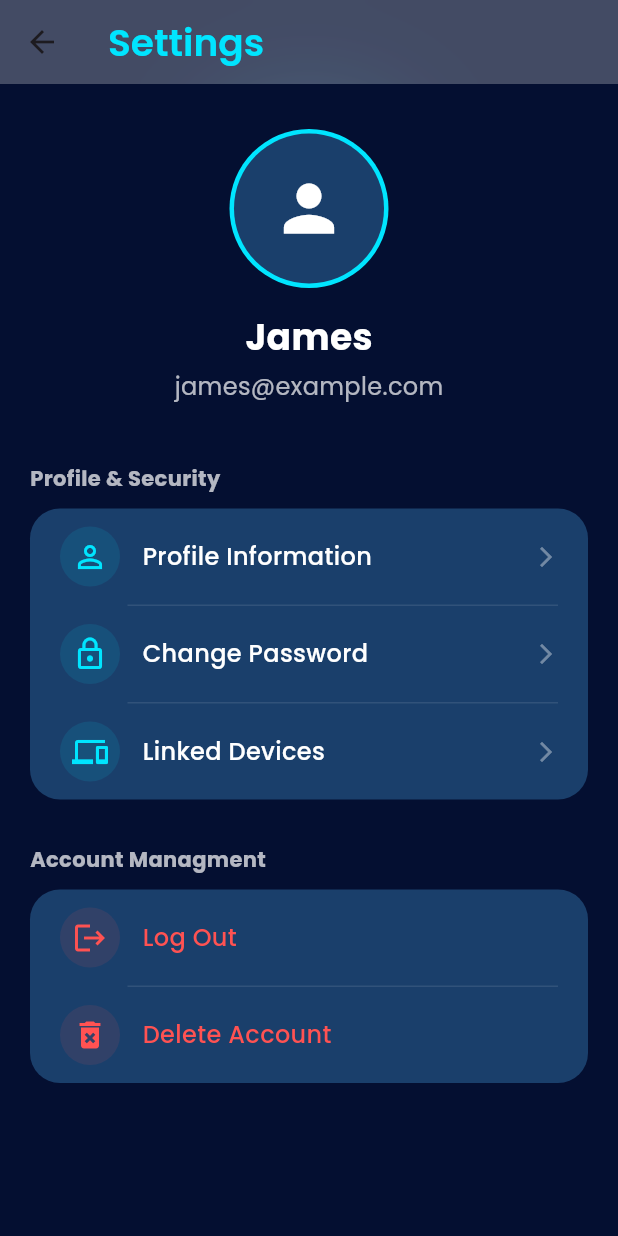
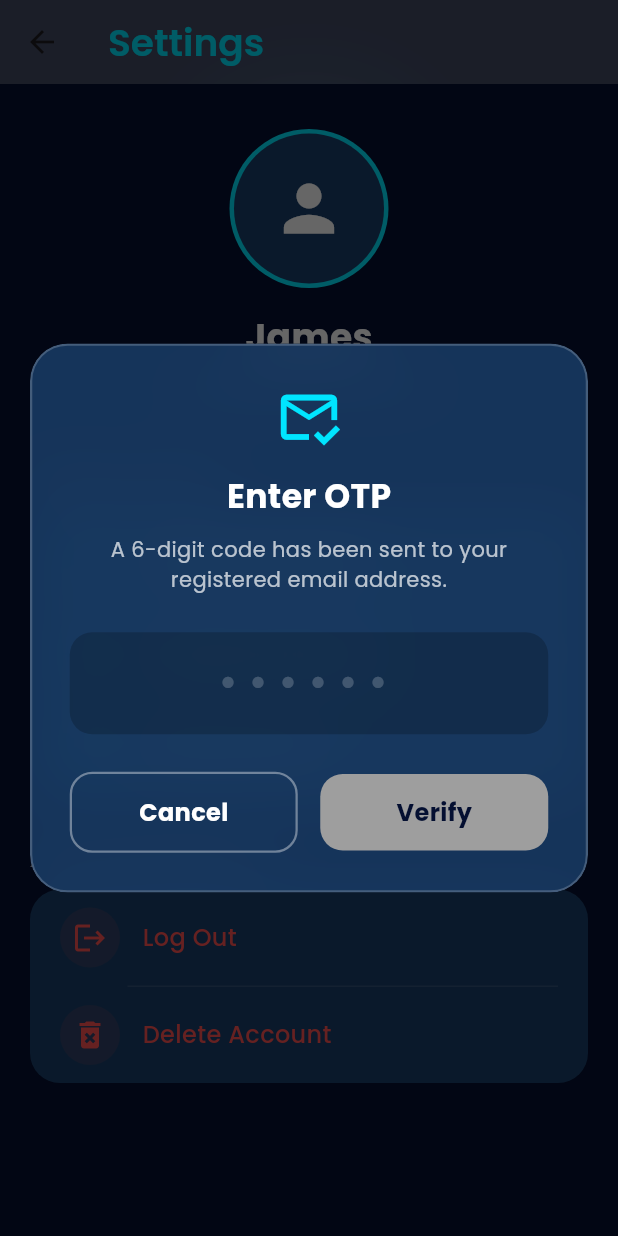
Before and after one commit to RyanGKC/TemanU, a Flutter app: the SettingsPage screen opened directly, after a tap on "Change Password", on a phone screen of 412 x 824 dp. Run offline on Flutter 3.47's test engine with Material 3 defaults, Android fonts, the phone set to English and light mode, and no system bars.

Commit message:
Added change password dialog

```diff
--- /dev/null
+++ b/lib/changePassword.dart
@@ -0,0 +1,262 @@
+// WIDGET: Stateful Change Password Dialog
+import 'dart:ui';
+
+import 'package:flutter/material.dart';
+
+class ChangePasswordDialog extends StatefulWidget {
+  const ChangePasswordDialog({super.key});
+
+  @override
+  State<ChangePasswordDialog> createState() => _ChangePasswordDialogState();
+}
+
+class _ChangePasswordDialogState extends State<ChangePasswordDialog> {
+  // 0 = OTP Step, 1 = New Password Step
+  int _currentStep = 0;
+
+  final _formKey = GlobalKey<FormState>();
+
+  final TextEditingController _otpController = TextEditingController();
+  final TextEditingController _newPasswordController = TextEditingController();
+  final TextEditingController _confirmPasswordController = TextEditingController();
+
+  bool _obscureNewPass = true;
+  bool _obscureConfirmPass = true;
+  bool _isLoading = false;
+
+  @override
+  void dispose() {
+    _otpController.dispose();
+    _newPasswordController.dispose();
+    _confirmPasswordController.dispose();
+    super.dispose();
+  }
+
+  void _verifyOtp() {
+    if (_otpController.text.length == 6) {
+      // Simulate network request to verify OTP
+      setState(() => _isLoading = true);
+      Future.delayed(const Duration(seconds: 1), () {
+        setState(() {
+          _isLoading = false;
+          _currentStep = 1; // Move to password step
+        });
+      });
+    }
+  }
+
+  void _saveNewPassword() {
+    if (_formKey.currentState!.validate()) {
+      setState(() => _isLoading = true);
+      // Simulate saving to backend
+      Future.delayed(const Duration(seconds: 1), () {
+        setState(() => _isLoading = false);
+        Navigator.pop(context); // Close dialog on success
+        ScaffoldMessenger.of(context).showSnackBar(
+          const SnackBar(
+            content: Text("Password updated successfully!"),
+            backgroundColor: Color(0xff00E5FF),
+          ),
+        );
+      });
+    }
+  }
+
+  @override
+  Widget build(BuildContext context) {
+    return Dialog(
+      backgroundColor: Colors.transparent,
+      elevation: 0,
+      insetPadding: const EdgeInsets.symmetric(horizontal: 20),
+      child: ClipRRect(
+        borderRadius: BorderRadius.circular(25),
+        child: BackdropFilter(
+          filter: ImageFilter.blur(sigmaX: 20, sigmaY: 20),
+          child: Container(
+            padding: const EdgeInsets.all(25),
+            decoration: BoxDecoration(
+              color: const Color(0xff1A3F6B).withValues(alpha: 0.8),
+              borderRadius: BorderRadius.circular(25),
+              border: Border.all(color: Colors.white.withValues(alpha: 0.2), width: 1.5),
+            ),
+            // AnimatedSwitcher gives a smooth crossfade between the two steps
+            child: AnimatedSwitcher(
+              duration: const Duration(milliseconds: 300),
+              child: _currentStep == 0 ? _buildOtpStep() : _buildPasswordStep(),
+            ),
+          ),
+        ),
+      ),
+    );
+  }
+
+  // --- STEP 1: OTP VIEW ---
+  Widget _buildOtpStep() {
+    return Column(
+      key: const ValueKey("OtpStep"),
+      mainAxisSize: MainAxisSize.min,
+      children: [
+        const Icon(Icons.mark_email_read_outlined, color: Color(0xff00E5FF), size: 45),
+        const SizedBox(height: 15),
+        const Text(
+          "Enter OTP",
+          style: TextStyle(color: Colors.white, fontSize: 22, fontWeight: FontWeight.bold),
+        ),
+        const SizedBox(height: 10),
+        const Text(
+          "A 6-digit code has been sent to your registered email address.",
+          textAlign: TextAlign.center,
+          style: TextStyle(color: Colors.white70, fontSize: 14),
+        ),
+        const SizedBox(height: 25),
+
+        // OTP Input Field
+        TextField(
+          controller: _otpController,
+          keyboardType: TextInputType.number,
+          maxLength: 6,
+          textAlign: TextAlign.center,
+          style: const TextStyle(color: Colors.white, fontSize: 24, letterSpacing: 8, fontWeight: FontWeight.bold),
+          decoration: InputDecoration(
+            counterText: "", // Hides the 0/6 counter
+            hintText: "••••••",
+            hintStyle: TextStyle(color: Colors.white.withValues(alpha: 0.2)),
+            filled: true,
+            fillColor: Colors.black.withValues(alpha: 0.2),
+            border: OutlineInputBorder(borderRadius: BorderRadius.circular(15), borderSide: BorderSide.none),
+          ),
+          onChanged: (val) {
+            if (val.length == 6) {
+              FocusScope.of(context).unfocus(); // Auto dismiss keyboard
+            }
+          },
+        ),
+
+        const SizedBox(height: 25),
+        _buildDialogButtons(
+          primaryText: "Verify",
+          onPrimaryPressed: _otpController.text.length == 6 ? _verifyOtp : null,
+        ),
+      ],
+    );
+  }
+
+  // --- STEP 2: NEW PASSWORD VIEW ---
+  Widget _buildPasswordStep() {
+    return Form(
+      key: _formKey,
+      child: Column(
+        key: const ValueKey("PasswordStep"),
+        mainAxisSize: MainAxisSize.min,
+        children: [
+          const Icon(Icons.lock_reset, color: Color(0xff00E5FF), size: 45),
+          const SizedBox(height: 15),
+          const Text(
+            "New Password",
+            style: TextStyle(color: Colors.white, fontSize: 22, fontWeight: FontWeight.bold),
+          ),
+          const SizedBox(height: 25),
+
+          // New Password Field
+          _buildPasswordField(
+            controller: _newPasswordController,
+            label: "New Password",
+            obscure: _obscureNewPass,
+            onToggleObscure: () => setState(() => _obscureNewPass = !_obscureNewPass),
+            validator: (val) {
+              if (val == null || val.length < 8) return "Must be at least 8 characters";
+              return null;
+            },
+          ),
+          const SizedBox(height: 15),
+
+          // Confirm Password Field
+          _buildPasswordField(
+            controller: _confirmPasswordController,
+            label: "Confirm Password",
+            obscure: _obscureConfirmPass,
+            onToggleObscure: () => setState(() => _obscureConfirmPass = !_obscureConfirmPass),
+            validator: (val) {
+              if (val != _newPasswordController.text) return "Passwords do not match";
+              return null;
+            },
+          ),
+          const SizedBox(height: 25),
+
+          _buildDialogButtons(
+            primaryText: "Save",
+            onPrimaryPressed: _saveNewPassword,
+          ),
+        ],
+      ),
+    );
+  }
+
+  // --- HELPER FOR PASSWORD INPUTS ---
+  Widget _buildPasswordField({
+    required TextEditingController controller,
+    required String label,
+    required bool obscure,
+    required VoidCallback onToggleObscure,
+    required String? Function(String?) validator,
+  }) {
+    return TextFormField(
+      controller: controller,
+      obscureText: obscure,
+      style: const TextStyle(color: Colors.white),
+      validator: validator,
+      decoration: InputDecoration(
+        labelText: label,
+        labelStyle: const TextStyle(color: Colors.white54),
+        filled: true,
+        fillColor: Colors.black.withValues(alpha: 0.2),
+        border: OutlineInputBorder(borderRadius: BorderRadius.circular(15), borderSide: BorderSide.none),
+        errorStyle: const TextStyle(color: Colors.redAccent),
+        suffixIcon: IconButton(
+          icon: Icon(obscure ? Icons.visibility_off : Icons.visibility, color: Colors.white54),
+          onPressed: onToggleObscure,
+        ),
+      ),
+    );
+  }
+
+  // --- HELPER FOR BOTTOM BUTTONS ---
+  Widget _buildDialogButtons({required String primaryText, required VoidCallback? onPrimaryPressed}) {
+    return Row(
+      children: [
+        Expanded(
+          child: GestureDetector(
+            onTap: () => Navigator.pop(context),
+            child: Container(
+              padding: const EdgeInsets.symmetric(vertical: 14),
+              decoration: BoxDecoration(
+                color: Colors.transparent,
+                borderRadius: BorderRadius.circular(15),
+                border: Border.all(color: Colors.white38, width: 1.5),
+              ),
+              alignment: Alignment.center,
+              child: const Text("Cancel", style: TextStyle(color: Colors.white, fontSize: 16, fontWeight: FontWeight.bold)),
+            ),
+          ),
+        ),
+        const SizedBox(width: 15),
+        Expanded(
+          child: GestureDetector(
+            onTap: _isLoading ? null : onPrimaryPressed,
+            child: Container(
+              padding: const EdgeInsets.symmetric(vertical: 14),
+              decoration: BoxDecoration(
+                color: onPrimaryPressed == null ? Colors.grey : const Color(0xff00E5FF),
+                borderRadius: BorderRadius.circular(15),
+              ),
+              alignment: Alignment.center,
+              child: _isLoading
+                ? const SizedBox(height: 20, width: 20, child: CircularProgressIndicator(color: Color(0xff040F31), strokeWidth: 2))
+                : Text(primaryText, style: const TextStyle(color: Color(0xff040F31), fontSize: 16, fontWeight: FontWeight.bold)),
+            ),
+          ),
+        ),
+      ],
+    );
+  }
+}
--- a/lib/settingspage.dart
+++ b/lib/settingspage.dart
@@ -1,5 +1,6 @@
 import 'dart:ui';
 import 'package:flutter/material.dart';
+import 'package:temanu/changePassword.dart';
 import 'package:temanu/profileInformation.dart';
 
 class SettingsPage extends StatelessWidget {
@@ -102,7 +103,13 @@ class SettingsPage extends StatelessWidget {
                       _buildSettingsTile(
                         icon: Icons.lock_outline,
                         title: "Change Password",
-                        onTap: () {}
+                        onTap: () {
+                          showDialog(
+                            context: context,
+                            barrierColor: Colors.black.withValues(alpha: 0.6),
+                            builder: (context) => const ChangePasswordDialog(),
+                          );
+                        }
                       ),
                       _buildDivider(),
                       _buildSettingsTile(
```
